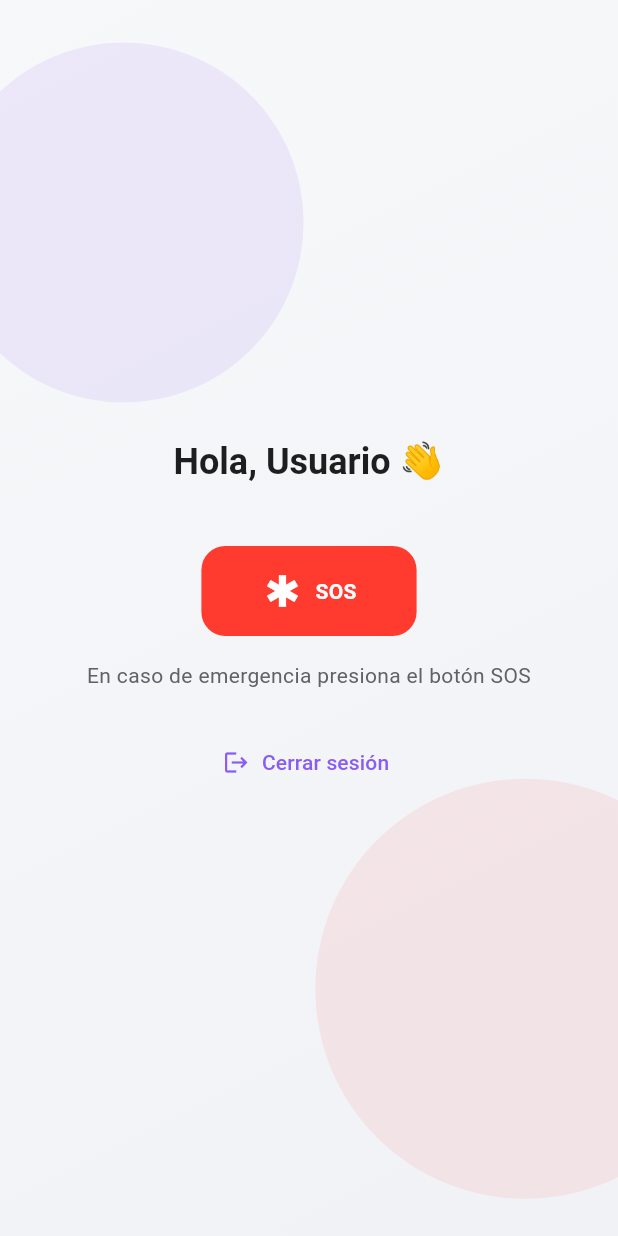
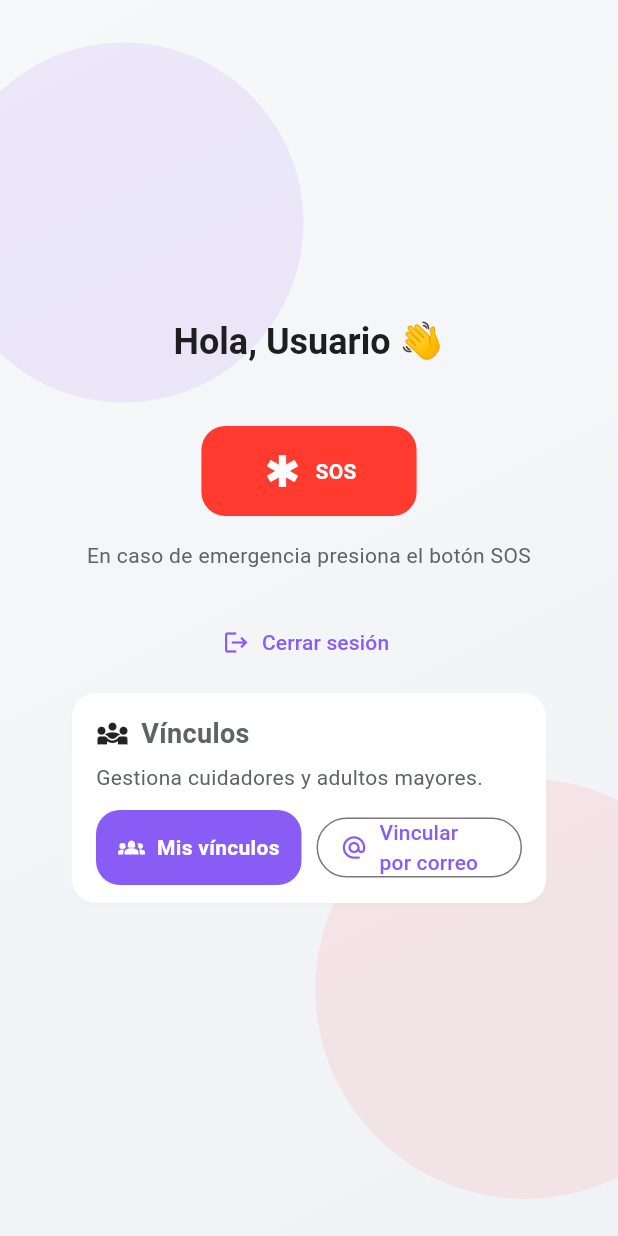
Before and after one commit to NiezTsuki/AlertaVital, a Flutter app: the HomePage screen opened by its route, on a phone screen of 412 x 824 dp. Run offline on Flutter 3.47's test engine with Material 3 defaults, Android fonts, the phone set to English and light mode, and no system bars; our stand-ins replace flutter_multi_formatter, shared_preferences; accounts and stored records are empty.

Commit message:
feat(vinculación): vincular adulto mayor con cuidador y viceversa

```diff
--- a/Frontend/lib/pages/home_page.dart
+++ b/Frontend/lib/pages/home_page.dart
@@ -2,6 +2,9 @@ import 'package:flutter/material.dart';
 import 'package:provider/provider.dart';
 import '../auth_state.dart';
 import '../widgets/soft_background.dart';
+import 'mis_vinculos_page.dart';
+import 'vincular_page.dart';
+
 
 class HomePage extends StatelessWidget {
   const HomePage({super.key});
@@ -59,6 +62,56 @@ class HomePage extends StatelessWidget {
                     icon: const Icon(Icons.logout),
                     label: const Text('Cerrar sesión'),
                   ),
+                  Card(
+  shape: RoundedRectangleBorder(borderRadius: BorderRadius.circular(16)),
+  elevation: 1.5,
+  margin: const EdgeInsets.symmetric(horizontal: 16, vertical: 10),
+  child: Padding(
+    padding: const EdgeInsets.fromLTRB(16, 14, 16, 12),
+    child: Column(
+      crossAxisAlignment: CrossAxisAlignment.start,
+      children: [
+        Row(
+          children: const [
+            Icon(Icons.diversity_3, size: 22),
+            SizedBox(width: 8),
+            Text('Vínculos', style: TextStyle(fontSize: 18, fontWeight: FontWeight.w600)),
+          ],
+        ),
+        const SizedBox(height: 6),
+        const Text('Gestiona cuidadores y adultos mayores.'),
+        const SizedBox(height: 12),
+        Row(
+          children: [
+            Expanded(
+              child: FilledButton.icon(
+                icon: const Icon(Icons.groups_2),
+                label: const Text('Mis vínculos'),
+                onPressed: () {
+                  Navigator.of(context).push(
+                    MaterialPageRoute(builder: (_) => const MisVinculosPage()),
+                  );
+                },
+              ),
+            ),
+            const SizedBox(width: 10),
+            Expanded(
+              child: OutlinedButton.icon(
+                icon: const Icon(Icons.alternate_email),
+                label: const Text('Vincular por correo'),
+                onPressed: () {
+                  Navigator.of(context).push(
+                    MaterialPageRoute(builder: (_) => const VincularPage()),
+                  );
+                },
+              ),
+            ),
+          ],
+        ),
+      ],
+                 ),
+                  ),
+                )
                 ],
               ),
             ),
```
Also changed, not shown: Frontend/lib/pages/mis_vinculos_page.dart (added, +127 -0 lines), Frontend/lib/pages/vincular_page.dart (added, +140 -0 lines).
